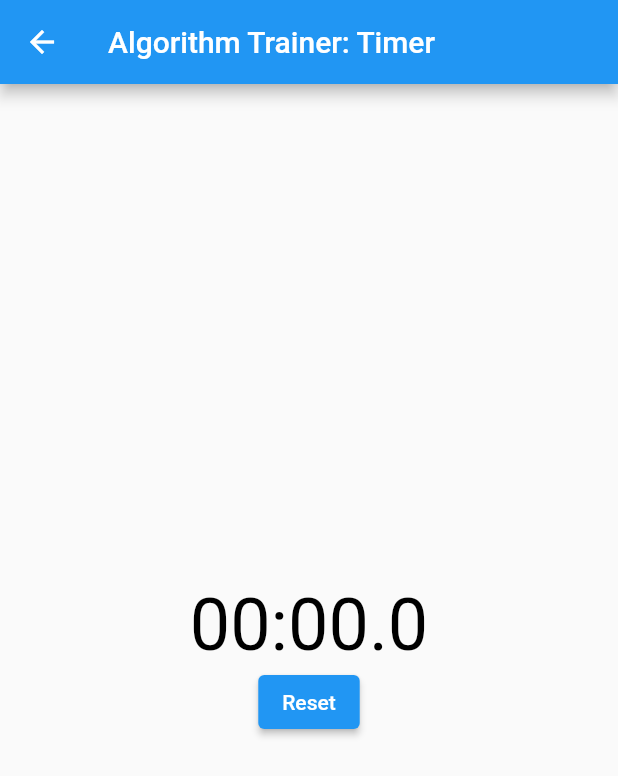
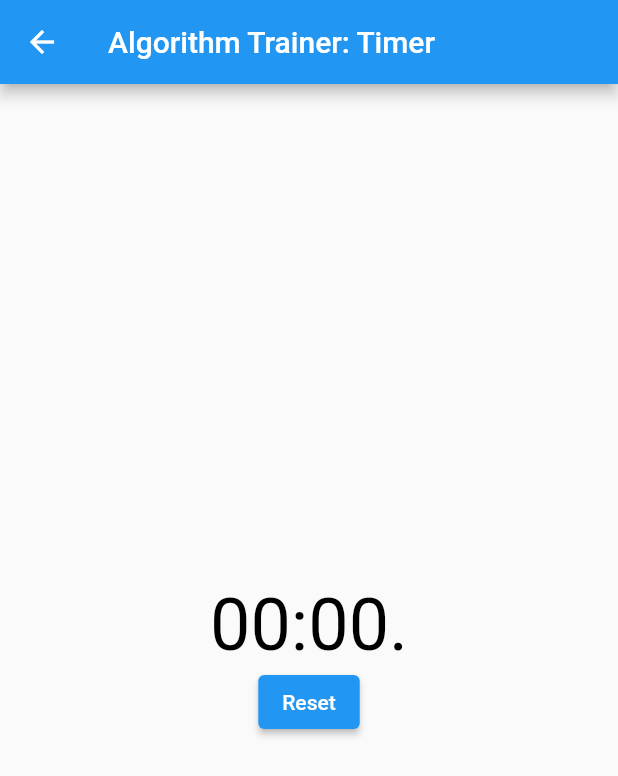
Before and after one commit to michalkundrat/algorithm-trainer, a Flutter app: the screen it shows after launch, in the side drawer, after a tap on "Timer", on a phone screen of 412 x 824 dp. Shown: the top 776 px of the screen. Run offline on Flutter 3.47's test engine with Material 2 defaults, Android fonts, the phone set to English and light mode, and no system bars; missing offline and left inert: dart:ffi.

Commit message:
Timer works. Timer formatting is incorrect.

```diff
--- a/lib/timer.dart
+++ b/lib/timer.dart
@@ -2,14 +2,18 @@ import 'dart:ffi';
 import 'dart:io';
 import 'dart:async';
 
+import 'package:flutter/cupertino.dart';
 import 'package:flutter/material.dart';
 
+String ms_string = "000";
+
 String formatTime(int milliseconds) {
+  ms_string = milliseconds.toString().substring(1);
   var secs = milliseconds ~/ 1000;
   var hours = (secs ~/ 3600).toString().padLeft(2, '0');
   var minutes = ((secs % 3600) ~/ 60).toString().padLeft(2, '0');
   var seconds = (secs % 60).toString().padLeft(2, '0');
-  return "$minutes:$seconds.$milliseconds";
+  return "$minutes:$seconds.$ms_string";
 }
 
 class AppBasicTimer extends StatefulWidget {
@@ -82,9 +86,16 @@ class _AppBasicTimerState extends State<AppBasicTimer> {
                       timerPressed = false;
                       readyToGo = false;
                     });
+                  } else {
+                    setState(() {
+                      timerPressed = false;
+                      readyToGo = false;
+                    });
                   }
                 },
-                child: changeColor()
+                child: Container(
+                    child: changeColor()
+                )
             ),
 
             //timerPressed ? new Text(formatTime(_stopwatch.elapsedMilliseconds), style: TextStyle(fontSize: 48.0, color: Colors.red)) : new Text(formatTime(_stopwatch.elapsedMilliseconds), style: TextStyle(fontSize: 48.0, color: Colors.black)),
```
